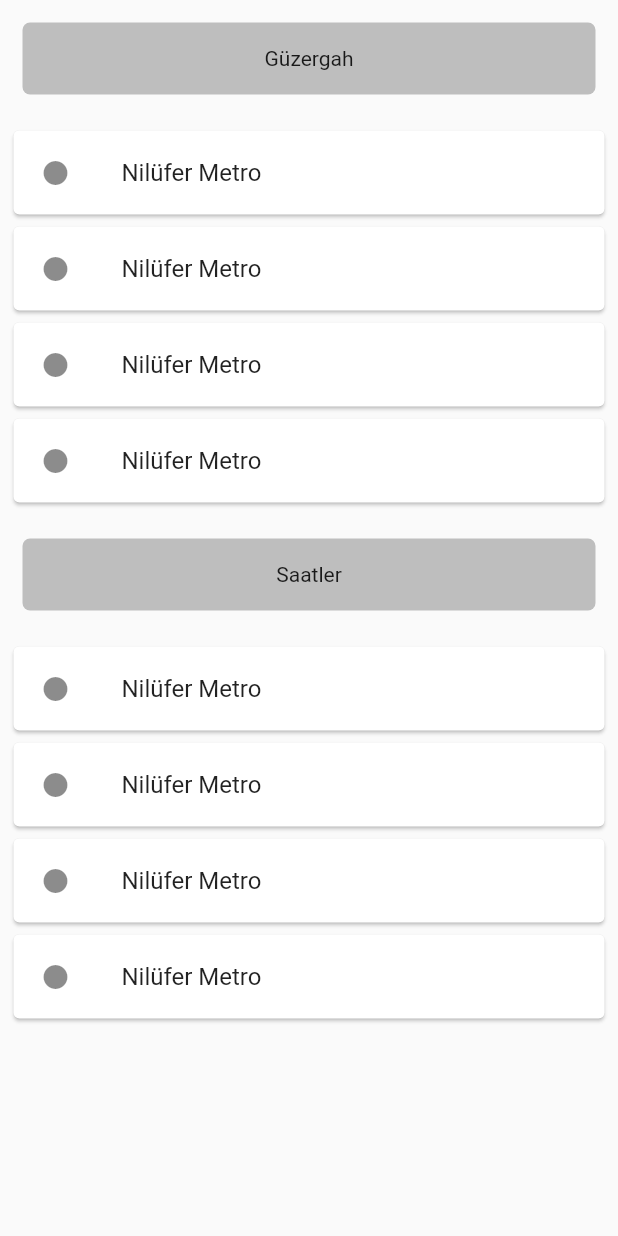
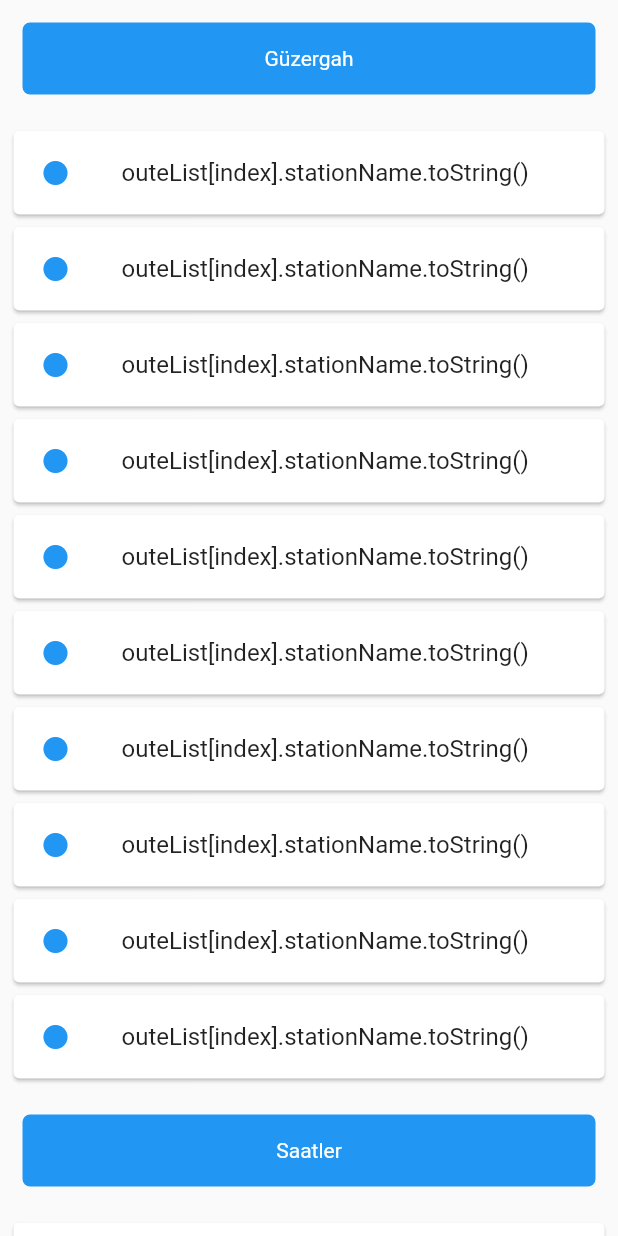
Before and after one commit to btu-accompany/accompany-mobile, a Flutter app: the ServiceRoutesView screen opened directly, on a phone screen of 412 x 824 dp. Run offline on Flutter 3.47's test engine with Material 2 defaults, Android fonts, the phone set to English and light mode, and no system bars; our stand-ins replace firebase_core, firebase_messaging, flutter_local_notifications, fluttericon, fluttertoast, image_picker; accounts and stored records are empty.

Commit message:
servis guzergahi sayfasinda degisiklikler yapıldı

```diff
--- a/lib/features/service_routes/service_routes_view.dart
+++ b/lib/features/service_routes/service_routes_view.dart
@@ -30,12 +30,12 @@ class _ServiceRoutesViewState extends State<ServiceRoutesView> {
           width: MediaQuery.of(context).size.width,
           margin: const EdgeInsets.all(15),
           decoration: const BoxDecoration(
-            color: Color.fromARGB(255, 190, 190, 190),
+            color: Colors.blue,
             borderRadius: BorderRadius.all(Radius.circular(5)),
           ),
           child: Align(
             alignment: Alignment.center,
-            child: Text(title),
+            child: Text(title, style: TextStyle(color: Colors.white),),
           ),
         );
   }
@@ -46,13 +46,14 @@ class _ServiceRoutesViewState extends State<ServiceRoutesView> {
           child: ListView.builder(
               shrinkWrap: true,
               physics: const ClampingScrollPhysics(),
-              itemCount: _animals.length,
+              itemCount: 10,
               itemBuilder: (BuildContext context, int index) {
                 return Container(
                   child: Card(
                     child: ListTile(
-                      leading: Icon(Icons.fiber_manual_record),
-                      title: Text('Nilüfer Metro'),
+                      leading: Icon(Icons.fiber_manual_record,
+                      color: Colors.blue,),
+                      title: Text("outeList[index].stationName.toString()"),
                     ),
                   ),
                 );
```
